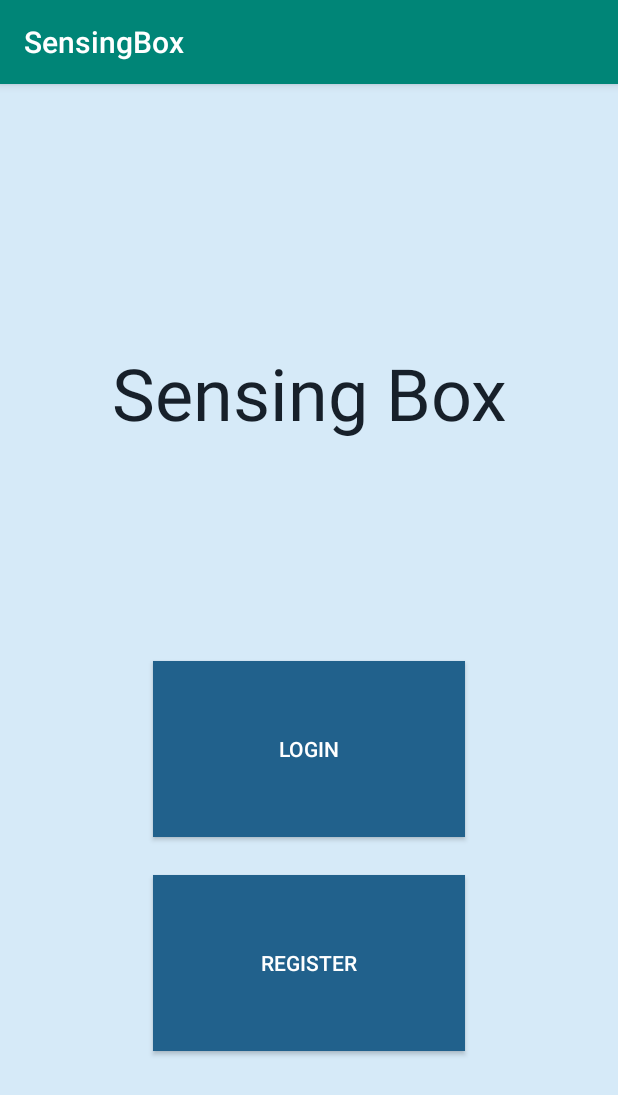
After one commit to kungxueying/Sensing_Box, an Android app: the first_page screen opened directly, with no data from a screen before it, on a phone screen of 412 x 824 dp. The commit adds this screen. Shown: the top 1095 px of the screen. Run offline under Robolectric (Android 15) with nearby library versions, the phone set to English and light mode, and no system bars.

Commit message:
30/5/19 11:41

```diff
--- a/app/src/main/AndroidManifest.xml
+++ b/app/src/main/AndroidManifest.xml
@@ -13,7 +13,8 @@
         android:roundIcon="@mipmap/ic_launcher_round"
         android:supportsRtl="true"
         android:theme="@style/AppTheme">
-        <activity android:name=".upload_failed"></activity>
+        <activity android:name=".first_page"></activity>
+        <activity android:name=".upload_failed" />
         <activity android:name=".upload_success" />
         <activity
             android:name=".sensor_select"
--- /dev/null
+++ b/app/src/main/java/com/example/sensingbox/first_page.java
@@ -0,0 +1,13 @@
+package com.example.sensingbox;
+
+import android.support.v7.app.AppCompatActivity;
+import android.os.Bundle;
+
+public class first_page extends AppCompatActivity {
+
+    @Override
+    protected void onCreate(Bundle savedInstanceState) {
+        super.onCreate(savedInstanceState);
+        setContentView(R.layout.activity_first_page);
+    }
+}
--- /dev/null
+++ b/app/src/main/res/layout/activity_first_page.xml
@@ -0,0 +1,55 @@
+<?xml version="1.0" encoding="utf-8"?>
+<android.support.constraint.ConstraintLayout xmlns:android="http://schemas.android.com/apk/res/android"
+    xmlns:app="http://schemas.android.com/apk/res-auto"
+    xmlns:tools="http://schemas.android.com/tools"
+    android:layout_width="match_parent"
+    android:layout_height="match_parent"
+    android:background="#D6EAF8"
+    tools:context=".first_page">
+
+    <TextView
+        android:id="@+id/Sensing_Box"
+        android:layout_width="0dp"
+        android:layout_height="0dp"
+        android:layout_marginStart="43dp"
+        android:layout_marginLeft="43dp"
+        android:layout_marginTop="147dp"
+        android:layout_marginEnd="43dp"
+        android:layout_marginRight="43dp"
+        android:layout_marginBottom="120dp"
+        android:gravity="center"
+        android:text="@string/Sensing_box"
+        android:textColor="#17202A"
+        android:textSize="48sp"
+        app:layout_constraintBottom_toTopOf="@+id/button12"
+        app:layout_constraintEnd_toEndOf="parent"
+        app:layout_constraintStart_toStartOf="parent"
+        app:layout_constraintTop_toTopOf="parent" />
+
+    <Button
+        android:id="@+id/button12"
+        android:layout_width="208dp"
+        android:layout_height="0dp"
+        android:layout_marginBottom="25dp"
+        android:background="#21618C"
+        android:textColor="#FFFFFF"
+        android:text="@string/login"
+        app:layout_constraintBottom_toTopOf="@+id/button13"
+        app:layout_constraintEnd_toEndOf="parent"
+        app:layout_constraintStart_toStartOf="parent"
+        app:layout_constraintTop_toBottomOf="@+id/Sensing_Box" />
+
+    <Button
+        android:id="@+id/button13"
+        android:layout_width="208dp"
+        android:layout_height="0dp"
+        android:layout_marginBottom="123dp"
+        android:background="#21618C"
+        android:textColor="#FFFFFF"
+        android:text="@string/register"
+        app:layout_constraintBottom_toBottomOf="parent"
+        app:layout_constraintEnd_toEndOf="parent"
+        app:layout_constraintStart_toStartOf="parent"
+        app:layout_constraintTop_toBottomOf="@+id/button12" />
+
+</android.support.constraint.ConstraintLayout>
--- a/app/src/main/res/layout/activity_main.xml
+++ b/app/src/main/res/layout/activity_main.xml
@@ -4,6 +4,7 @@
     xmlns:tools="http://schemas.android.com/tools"
     android:layout_width="match_parent"
     android:layout_height="match_parent"
+    android:background="#D6EAF8"
     tools:context=".MainActivity">
 
     <TextView
@@ -14,6 +15,7 @@
         android:layout_marginBottom="83dp"
         android:gravity="center"
         android:text="@string/Welcome"
+        android:textColor="#17202A"
         android:textSize="36sp"
         app:layout_constraintBottom_toTopOf="@+id/button2"
         app:layout_constraintEnd_toEndOf="parent"
--- a/app/src/main/res/layout/activity_sensor_select.xml
+++ b/app/src/main/res/layout/activity_sensor_select.xml
@@ -5,6 +5,7 @@
     android:id="@+id/coordinatorLayout2"
     android:layout_width="match_parent"
     android:layout_height="match_parent"
+    android:background="#D6EAF8"
     tools:context=".sensor_select">
 
     <TextView
@@ -14,6 +15,7 @@
         android:layout_marginTop="48dp"
         android:layout_marginBottom="57dp"
         android:text="@string/Sensor"
+        android:textColor="#17202A"
         android:textSize="36sp"
         app:layout_constraintBottom_toTopOf="@+id/button6"
         app:layout_constraintEnd_toEndOf="parent"
@@ -83,6 +85,7 @@
         android:layout_height="wrap_content"
         android:layout_marginBottom="15dp"
         android:text="@string/Sensor_bottom_1"
+        android:textColor="#17202A"
         app:layout_constraintBottom_toTopOf="@+id/sensor_bottom_2"
         app:layout_constraintEnd_toEndOf="parent"
         app:layout_constraintStart_toStartOf="parent"
@@ -96,6 +99,7 @@
         android:layout_marginLeft="25dp"
         android:layout_marginBottom="87dp"
         android:text="@string/Sensor_bottom_2"
+        android:textColor="#17202A"
         app:layout_constraintBottom_toBottomOf="parent"
         app:layout_constraintStart_toStartOf="@+id/sensor_bottom_1"
         app:layout_constraintTop_toBottomOf="@+id/sensor_bottom_1" />
--- a/app/src/main/res/layout/activity_upload_failed.xml
+++ b/app/src/main/res/layout/activity_upload_failed.xml
@@ -4,6 +4,7 @@
     xmlns:tools="http://schemas.android.com/tools"
     android:layout_width="match_parent"
     android:layout_height="match_parent"
+    android:background="#D6EAF8"
     tools:context=".upload_failed">
 
     <TextView
@@ -31,6 +32,7 @@
         android:layout_marginBottom="263dp"
         android:gravity="center"
         android:text="@string/connection_check"
+        android:textColor="#17202A"
         android:textSize="28sp"
         app:layout_constraintBottom_toBottomOf="parent"
         app:layout_constraintEnd_toEndOf="parent"
--- a/app/src/main/res/layout/activity_upload_success.xml
+++ b/app/src/main/res/layout/activity_upload_success.xml
@@ -4,6 +4,7 @@
     xmlns:tools="http://schemas.android.com/tools"
     android:layout_width="match_parent"
     android:layout_height="match_parent"
+    android:background="#D6EAF8"
     tools:context=".upload_success">
 
     <TextView
@@ -28,6 +29,7 @@
         android:layout_marginEnd="22dp"
         android:layout_marginRight="22dp"
         android:text="@string/upload_count"
+        android:textColor="#17202A"
         android:textSize="28sp"
         app:layout_constraintBottom_toTopOf="@+id/total"
         app:layout_constraintEnd_toEndOf="parent"
@@ -39,6 +41,7 @@
         android:layout_height="0dp"
         android:layout_marginBottom="167dp"
         android:text="@string/total_count"
+        android:textColor="#17202A"
         android:textSize="28sp"
         app:layout_constraintBottom_toBottomOf="parent"
         app:layout_constraintEnd_toEndOf="@+id/uploaded"
--- a/app/src/main/res/values/strings.xml
+++ b/app/src/main/res/values/strings.xml
@@ -1,4 +1,9 @@
 <resources>
+    <!--activity_first_page-->
+    <string name="Sensing_box">Sensing Box</string>
+    <string name="login">LOGIN</string>
+    <string name="register">REGISTER</string>
+
     <!--activity_main-->
     <string name="Welcome">Welcome,</string>
     <string name="Sensor">SENSOR</string>
```
